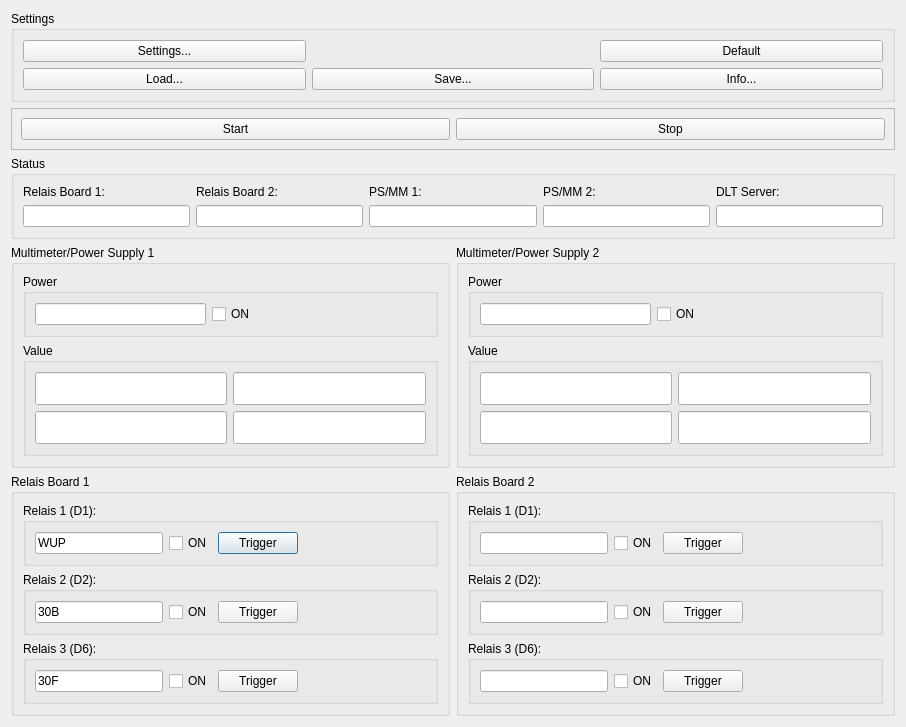
Above: dialog.ui from alexmucde/DLTPower before the change. Below: the same form after it.
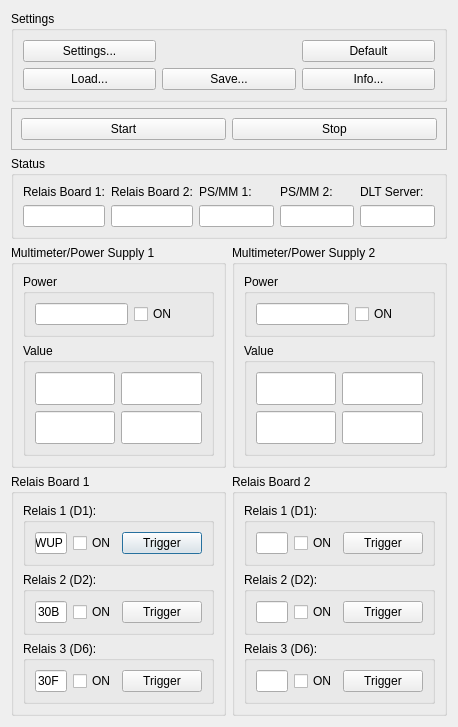
That is the form after the change.

```diff
--- a/dialog.ui
+++ b/dialog.ui
@@ -6,12 +6,12 @@
    <rect>
     <x>0</x>
     <y>0</y>
-    <width>906</width>
+    <width>458</width>
     <height>719</height>
    </rect>
   </property>
   <property name="sizePolicy">
-   <sizepolicy hsizetype="Fixed" vsizetype="Fixed">
+   <sizepolicy hsizetype="MinimumExpanding" vsizetype="MinimumExpanding">
     <horstretch>0</horstretch>
     <verstretch>0</verstretch>
    </sizepolicy>
```
